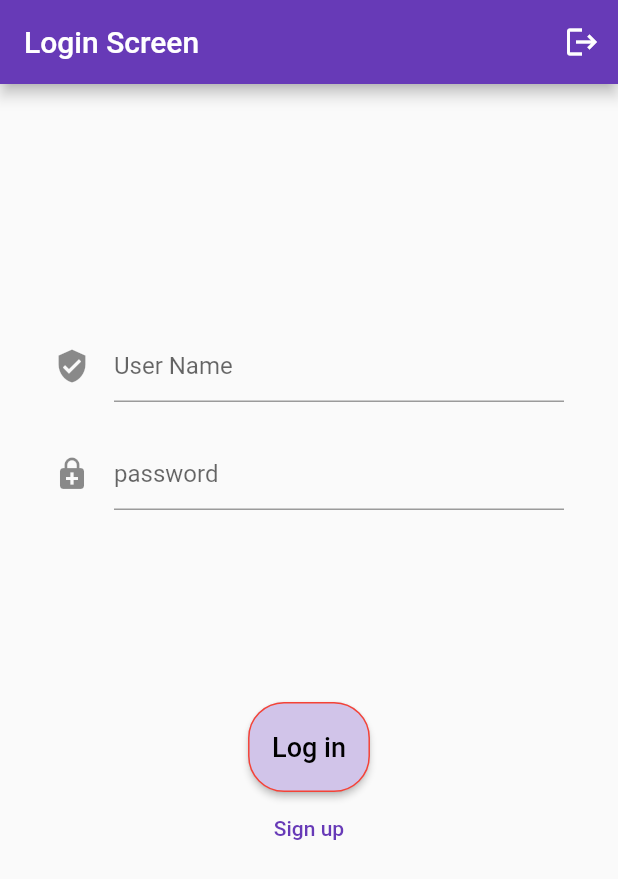
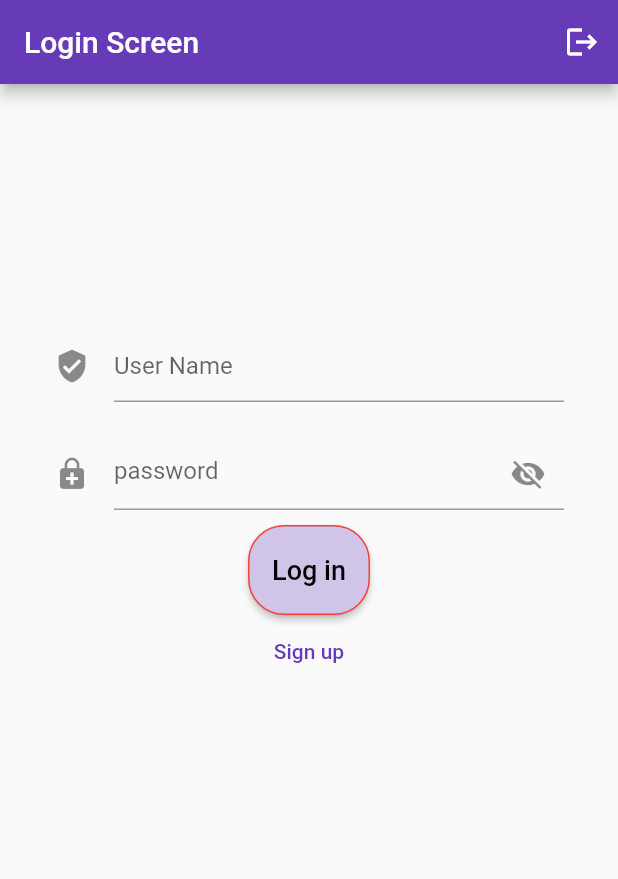
Before and after one commit to eslamyounis1/Flutter_Firebase, a Flutter app: the screen it shows after launch, on a phone screen of 412 x 824 dp. Shown: the top 879 px of the screen. Run offline on Flutter 3.47's test engine with Material 2 defaults, Android fonts, the phone set to English and light mode, and no system bars; our stand-ins replace firebase_auth, firebase_core; accounts and stored records are empty.

Commit message:
sign_in_email_password

```diff
--- a/lib/main.dart
+++ b/lib/main.dart
@@ -12,7 +12,8 @@ class MyApp extends StatelessWidget {
   @override
   Widget build(BuildContext context) {
     return MaterialApp(
-      title: 'Flutter Demo',
+      debugShowCheckedModeBanner: false,
+      title: 'Flutter Firebase',
       theme: ThemeData(
 
         primarySwatch: Colors.deepPurple,
--- a/lib/modules/login_screen.dart
+++ b/lib/modules/login_screen.dart
@@ -16,6 +16,8 @@ class LoginScreen extends StatefulWidget {
 class _LoginScreenState extends State<LoginScreen> {
   String message = '';
   bool isLogin = true;
+  bool isPasswordShown = false;
+  bool obscurePassword = true;
   var txtUserName = TextEditingController();
   var txtPassword = TextEditingController();
   var formKey = GlobalKey<FormState>();
@@ -41,14 +43,13 @@ class _LoginScreenState extends State<LoginScreen> {
           IconButton(
             onPressed: () {
               auth.logout().then((value) {
-                if (value){
+                if (value) {
                   setState(() {
                     message = 'User Logged Out';
                   });
-                }else{
+                } else {
                   message = 'Unable to log out';
                 }
-
               });
             },
             icon: const Icon(
@@ -60,6 +61,7 @@ class _LoginScreenState extends State<LoginScreen> {
       body: Container(
         padding: const EdgeInsets.all(36.0),
         child: ListView(
+          physics: const NeverScrollableScrollPhysics(),
           children: [
             Form(
               key: formKey,
@@ -73,7 +75,6 @@ class _LoginScreenState extends State<LoginScreen> {
                 ],
               ),
             ),
-
           ],
         ),
       ),
@@ -109,10 +110,22 @@ class _LoginScreenState extends State<LoginScreen> {
         child: TextFormField(
           controller: txtPassword,
           keyboardType: TextInputType.visiblePassword,
-          decoration: const InputDecoration(
+          obscureText: obscurePassword,
+          decoration:  InputDecoration(
             hintText: 'password',
+            icon: const Icon(
+              Icons.enhanced_encryption,
+            ),
+            suffixIcon: IconButton(
+              onPressed: (){
+                setState(() {
+                  isPasswordShown = !isPasswordShown;
+                  obscurePassword = !obscurePassword;
+                });
+              },
              icon: Icon(
-              Icons.enhanced_encryption,
+            isPasswordShown ? Icons.visibility : Icons.visibility_off,
+             ),
             ),
           ),
           validator: (value) {
@@ -128,7 +141,7 @@ class _LoginScreenState extends State<LoginScreen> {
   Widget btnMain() {
     String btnText = isLogin ? 'Log in' : 'Sign up';
     return Padding(
-      padding: const EdgeInsetsDirectional.only(top: 128),
+      padding: const EdgeInsetsDirectional.only(top: 10),
       child: Container(
         height: 60.0,
         child: ElevatedButton(
@@ -160,23 +173,21 @@ class _LoginScreenState extends State<LoginScreen> {
                   });
                 }
               });
-              } else{
-                auth.createUser(txtUserName.text, txtPassword.text).then((value){
-                  if (value == null){
+            } else {
+              auth.createUser(txtUserName.text, txtPassword.text).then((value) {
+                if (value == null) {
                   setState(() {
                     message = 'Registration Error';
                   });
-
-                  } else{
+                } else {
                   userId = value;
                   setState(() {
-                      message = 'user $userId successfully signed in';
+                    message = 'user $userId successfully Registered';
                   });
                 }
               });
             }
             // }
-
           },
           child: Text(
             btnText,
```
Also changed, not shown: 1 other file. Lines whose indentation alone changed are shown as unchanged.
